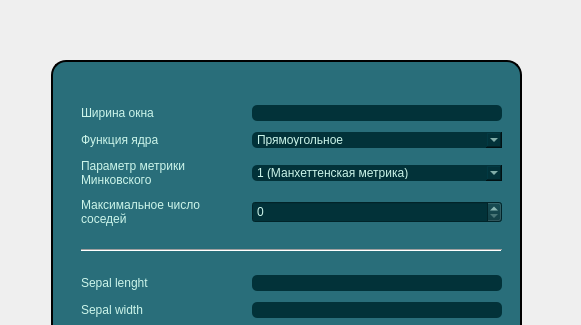
EL96cpp/KnnVisualiser, file mainwindow.ui: the form before one commit; both pictures show x 719 to 1300 and y 0 to 325 of the 1300 by 800 pixel window.
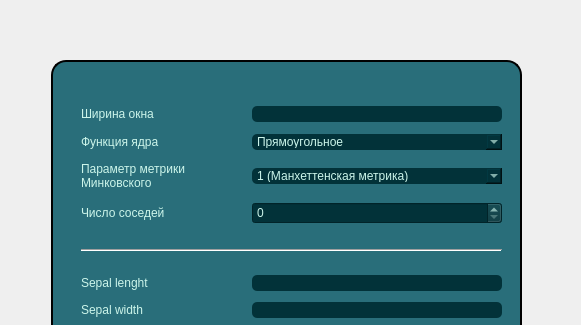
The form after the commit. Icons and pictures are not drawn.

Commit message: Renamed 'maxNumberOfNeighbours...' widgets, signals and slots to 'numberOfNeighbours...'

Diff of the .ui file:
```diff
--- a/mainwindow.ui
+++ b/mainwindow.ui
@@ -92,7 +92,7 @@
       <enum>Qt::Horizontal</enum>
      </property>
     </widget>
-    <widget class="QWidget" name="">
+    <widget class="QWidget" name="layoutWidget">
      <property name="geometry">
       <rect>
        <x>30</x>
@@ -276,7 +276,7 @@
       </item>
      </layout>
     </widget>
-    <widget class="QWidget" name="">
+    <widget class="QWidget" name="layoutWidget">
      <property name="geometry">
       <rect>
        <x>30</x>
@@ -479,8 +479,7 @@
 </string>
           </property>
           <property name="text">
-           <string>Максимальное число
-соседей</string>
+           <string>Число соседей</string>
           </property>
          </widget>
         </item>
@@ -537,7 +536,7 @@
       <enum>Qt::Horizontal</enum>
      </property>
     </widget>
-    <widget class="QWidget" name="">
+    <widget class="QWidget" name="layoutWidget">
      <property name="geometry">
       <rect>
        <x>30</x>
@@ -637,7 +636,7 @@
       </item>
      </layout>
     </widget>
-    <widget class="QWidget" name="">
+    <widget class="QWidget" name="layoutWidget">
      <property name="geometry">
       <rect>
        <x>280</x>
@@ -701,7 +700,7 @@
       </item>
      </layout>
     </widget>
-    <widget class="QWidget" name="">
+    <widget class="QWidget" name="layoutWidget">
      <property name="geometry">
       <rect>
        <x>30</x>
```
Left out of the diff: 4 changed lines with no effect on the pictures. The commit also changes 4 other files.
